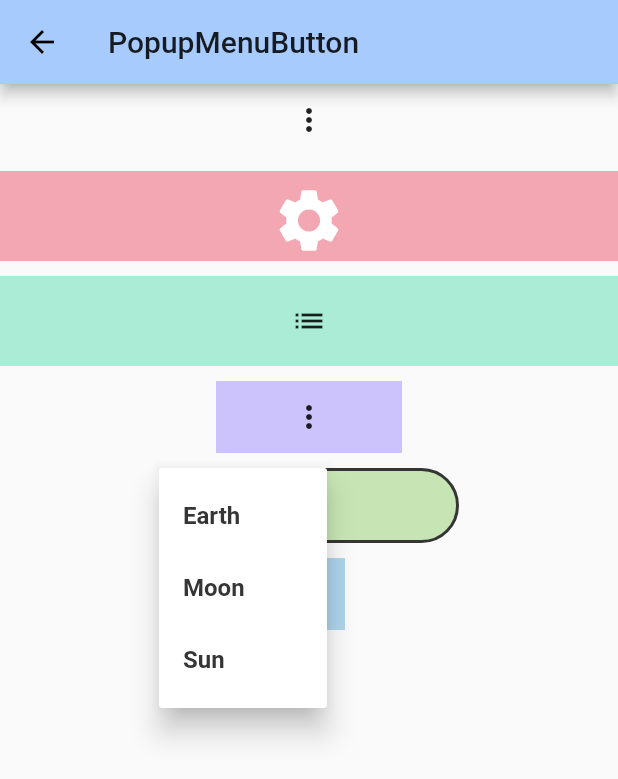
After one commit to FlutterOpen/flutter-widgets, a Flutter app: the PopupMenuButtonPage screen opened by its route, after a tap on the "airplanemode active" icon, on a phone screen of 412 x 824 dp. The commit adds this screen. Shown: the top 779 px of the screen. Run offline on Flutter 3.47's test engine with Material 2 defaults, Android fonts, the phone set to English and light mode, and no system bars.

Commit message:
comply the popup menu button.

```diff
--- a/lib/const/page_item_const.dart
+++ b/lib/const/page_item_const.dart
@@ -72,4 +72,9 @@ const PAGE_ITEMS = [
     "img": PageImage.FLUTTER_OPEN,
     "click": PageName.DROP_DOWN_BUTTON,
   },
+  {
+    "title": PageName.POPUP_MENU_BUTTON,
+    "img": PageImage.FLUTTER_OPEN,
+    "click": PageName.POPUP_MENU_BUTTON,
+  },
 ];
--- a/lib/const/page_name_const.dart
+++ b/lib/const/page_name_const.dart
@@ -18,4 +18,5 @@ class PageName {
   static const TAB_VIEW = "TabView";
   static const FLOATING_ACTION_BUTTON = "FloatingActionButton";
   static const DROP_DOWN_BUTTON = "DropDownButton";
+  static const POPUP_MENU_BUTTON = "PopupMenuButton";
 }
--- a/lib/main.dart
+++ b/lib/main.dart
@@ -31,8 +31,10 @@ class FlutterOpenApp extends StatelessWidget {
         PageName.PLACE_HOLDER: (context) => PlaceHolderPage(),
         PageName.BOTTOM_NAV_BAR: (context) => BottomNavBarPage(),
         PageName.TAB_VIEW: (context) => TabBarViewPage(),
-        PageName.FLOATING_ACTION_BUTTON: (context) => FloatingActionButtonPage(),
+        PageName.FLOATING_ACTION_BUTTON: (context) =>
+            FloatingActionButtonPage(),
         PageName.DROP_DOWN_BUTTON: (context) => DropDownButtonPage(),
+        PageName.POPUP_MENU_BUTTON: (context) => PopupMenuButtonPage(),
       },
     );
   }
--- a/lib/page/_page.dart
+++ b/lib/page/_page.dart
@@ -19,3 +19,4 @@ export 'bottomnavbar/bottom_navigation_bar_page.dart';
 export 'tabview/tab_bar_view_page.dart';
 export 'floatingbutton/floating_action_button_page.dart';
 export 'dropdownbutton/drop_down_button_page.dart';
+export 'popupmenubutton/popup_menu_button_page.dart';
--- /dev/null
+++ b/lib/page/popupmenubutton/popup_menu_button_page.dart
@@ -0,0 +1,205 @@
+///
+/// Created by NieBin on 2019/1/13
+/// Github: https://github.com/nb312
+/// Email: niebin312@gmail.com
+
+import "package:flutter/material.dart";
+import 'package:flutter_widgets/const/_const.dart';
+
+class PopupMenuButtonPage extends StatefulWidget {
+  @override
+  _PopupMenuButtonState createState() => _PopupMenuButtonState();
+}
+
+class _PopupMenuButtonState extends State<PopupMenuButtonPage> {
+  @override
+  Widget build(BuildContext context) {
+    Widget _simplePopup() => PopupMenuButton<int>(
+          itemBuilder: (context) => [
+                PopupMenuItem(
+                  value: 1,
+                  child: Text("First"),
+                ),
+                PopupMenuItem(
+                  value: 2,
+                  child: Text("Second"),
+                ),
+              ],
+        );
+    Widget _threeItemPopup() => PopupMenuButton(
+          itemBuilder: (context) {
+            var list = List<PopupMenuEntry<Object>>();
+            list.add(
+              PopupMenuItem(
+                child: Text("Setting Language"),
+                value: "1",
+              ),
+            );
+            list.add(
+              PopupMenuDivider(
+                height: 10,
+              ),
+            );
+            list.add(
+              CheckedPopupMenuItem(
+                child: Text(
+                  "English",
+                  style: TextStyle(color: TEXT_BLACK),
+                ),
+                value: "2",
+                checked: true,
+              ),
+            );
+            return list;
+          },
+          icon: Icon(
+            Icons.settings,
+            size: 50,
+            color: Colors.white,
+          ),
+        );
+    Widget _selectPopup() => PopupMenuButton<int>(
+          itemBuilder: (context) => [
+                PopupMenuItem(
+                  value: 1,
+                  child: Text("First"),
+                ),
+                PopupMenuItem(
+                  value: 2,
+                  child: Text("Second"),
+                ),
+              ],
+          initialValue: 2,
+          onCanceled: () {
+            print("You have canceled the menu.");
+          },
+          onSelected: (value) {
+            print("value:$value");
+          },
+          icon: Icon(Icons.list),
+        );
+    Widget _paddingPopup() => PopupMenuButton<int>(
+          itemBuilder: (context) => [
+                PopupMenuItem(
+                  value: 1,
+                  child: Text(
+                    "English",
+                    style:
+                        TextStyle(color: PURPLE, fontWeight: FontWeight.w700),
+                  ),
+                ),
+                PopupMenuItem(
+                  value: 2,
+                  child: Text(
+                    "Chinese",
+                    style:
+                        TextStyle(color: PURPLE, fontWeight: FontWeight.w700),
+                  ),
+                ),
+              ],
+          elevation: 4,
+          padding: EdgeInsets.symmetric(horizontal: 50),
+        );
+    Widget _childPopup() => PopupMenuButton<int>(
+          itemBuilder: (context) => [
+                PopupMenuItem(
+                  value: 1,
+                  child: Text(
+                    "Earth",
+                    style: TextStyle(
+                        color: TEXT_BLACK, fontWeight: FontWeight.w700),
+                  ),
+                ),
+                PopupMenuItem(
+                  value: 2,
+                  child: Text(
+                    "Moon",
+                    style: TextStyle(
+                        color: TEXT_BLACK, fontWeight: FontWeight.w700),
+                  ),
+                ),
+                PopupMenuItem(
+                  value: 3,
+                  child: Text(
+                    "Sun",
+                    style: TextStyle(
+                        color: TEXT_BLACK, fontWeight: FontWeight.w700),
+                  ),
+                ),
+              ],
+          child: Container(
+            height: 50,
+            width: 200,
+            decoration: ShapeDecoration(
+              color: GREEN,
+              shape: StadiumBorder(
+                side: BorderSide(color: TEXT_BLACK, width: 2),
+              ),
+            ),
+            child: Icon(Icons.airplanemode_active),
+          ),
+        );
+    Widget _offsetPopup() => PopupMenuButton<int>(
+          itemBuilder: (context) => [
+                PopupMenuItem(
+                  value: 1,
+                  child: Text(
+                    "Flutter Open",
+                    style: TextStyle(
+                        color: TEXT_BLACK, fontWeight: FontWeight.w700),
+                  ),
+                ),
+                PopupMenuItem(
+                  value: 2,
+                  child: Text(
+                    "Flutter Tutorial",
+                    style: TextStyle(
+                        color: TEXT_BLACK, fontWeight: FontWeight.w700),
+                  ),
+                ),
+              ],
+          icon: Icon(Icons.library_add),
+//          offset: Offset(0, 100),
+        );
+    return Scaffold(
+      appBar: AppBar(
+        title: Text(PageName.POPUP_MENU_BUTTON),
+      ),
+      body: SingleChildScrollView(
+        child: Column(
+          children: <Widget>[
+            //our code.
+            _simplePopup(),
+            SizedBox(height: 10),
+            Container(
+              color: RED,
+              constraints: BoxConstraints.expand(height: 60),
+              child: _threeItemPopup(),
+            ),
+            SizedBox(height: 10),
+            Container(
+              color: BLUE,
+              constraints: BoxConstraints.expand(height: 60),
+              child: _selectPopup(),
+            ),
+            SizedBox(height: 10),
+            Container(
+              color: PURPLE,
+              child: _paddingPopup(),
+            ),
+            SizedBox(height: 10),
+            Container(
+              child: _childPopup(),
+            ),
+            SizedBox(height: 10),
+            Container(
+              color: BLUE_LIGHT,
+              child: _offsetPopup(),
+            ),
+            SizedBox(height: 600)
+          ],
+        ),
+      ),
+    );
+  }
+}
```
Also changed, not shown: doc/popupmenubutton/popup-menu-button-1.png (added).
